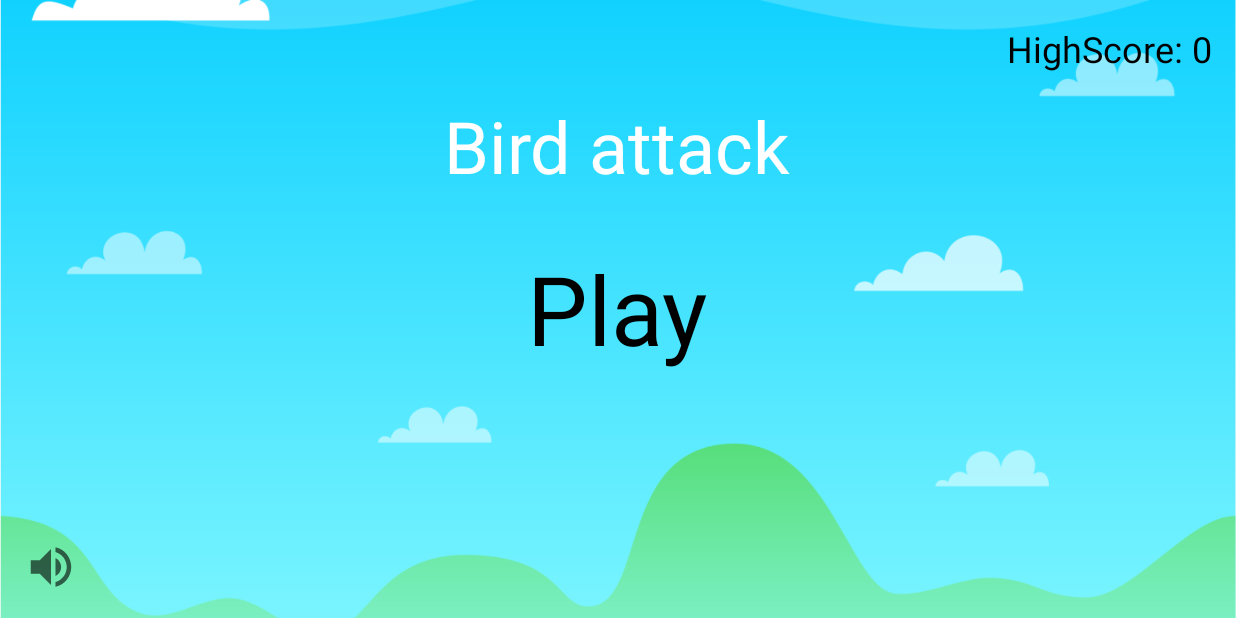
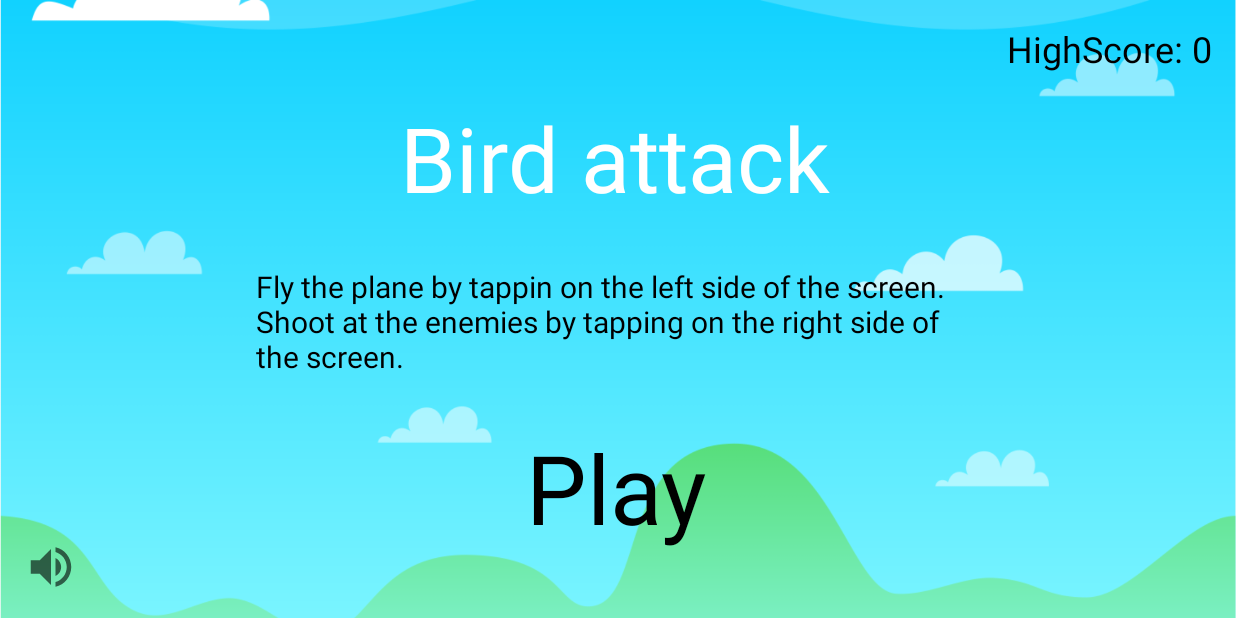
Before and after one commit to mevljas/Bird_attack, an Android app: the screen it shows after launch (MainActivity), on a phone screen of 824 x 412 dp (held sideways). Run offline under Robolectric (Android 15) with nearby library versions, the light colour scheme and no system bars.

Commit message:
Add instructions

```diff
--- a/Bird_attack/app/src/main/res/layout/activity_main.xml
+++ b/Bird_attack/app/src/main/res/layout/activity_main.xml
@@ -1,63 +1,90 @@
 <?xml version="1.0" encoding="utf-8"?>
-<RelativeLayout
-    xmlns:android="http://schemas.android.com/apk/res/android"
+<androidx.constraintlayout.widget.ConstraintLayout xmlns:android="http://schemas.android.com/apk/res/android"
     xmlns:app="http://schemas.android.com/apk/res-auto"
     xmlns:tools="http://schemas.android.com/tools"
+    android:id="@+id/relativeLayout"
     android:layout_width="match_parent"
     android:layout_height="match_parent"
     tools:context=".MainActivity">
 
     <ImageView
+        android:id="@+id/imageView"
         android:layout_width="match_parent"
         android:layout_height="match_parent"
+        android:scaleType="centerCrop"
         android:src="@drawable/background"
-        android:scaleType="centerCrop"
-        />
+        app:layout_constraintStart_toStartOf="parent"
+        app:layout_constraintTop_toTopOf="parent" />
 
     <TextView
+        android:id="@+id/textView3"
         android:layout_width="wrap_content"
         android:layout_height="wrap_content"
-        android:textSize="48sp"
+        android:layout_marginTop="16dp"
         android:text="@string/app_name"
         android:textColor="#ffffff"
-        android:layout_above="@id/play"
-        android:layout_below="@id/highScoreTxt"
-        android:layout_centerHorizontal="true"
-        />
+        android:textSize="60sp"
+        app:layout_constraintHorizontal_bias="0.497"
+        app:layout_constraintLeft_toLeftOf="parent"
+        app:layout_constraintRight_toRightOf="parent"
+        app:layout_constraintTop_toBottomOf="@id/highScoreTxt" />
 
     <TextView
+        android:id="@+id/play"
         android:layout_width="wrap_content"
         android:layout_height="wrap_content"
+        android:layout_centerHorizontal="true"
+        android:layout_centerVertical="true"
         android:text="Play"
+
+        android:textColor="#000000"
         android:textSize="64sp"
-        android:layout_centerInParent="true"
-        android:textColor="#000000"
-        android:id="@+id/play"
-
-        />
+        app:layout_constraintBottom_toBottomOf="parent"
+        app:layout_constraintHorizontal_bias="0.499"
+        app:layout_constraintLeft_toLeftOf="parent"
+        app:layout_constraintRight_toRightOf="parent"
+        app:layout_constraintTop_toBottomOf="@+id/instructions"
+        app:layout_constraintVertical_bias="0.32" />
 
     <TextView
+        android:id="@+id/highScoreTxt"
         android:layout_width="wrap_content"
         android:layout_height="wrap_content"
+        android:layout_marginStart="16dp"
+        android:layout_marginTop="16dp"
+        android:layout_marginEnd="16dp"
+
+        android:layout_marginBottom="16dp"
+        android:text="High score"
+        android:textColor="#000000"
         android:textSize="24sp"
-        android:textColor="#000000"
-        android:text="High score"
-        android:id="@+id/highScoreTxt"
-        android:layout_alignParentRight="true"
-        android:layout_margin="16dp"
-
-        />
+        app:layout_constraintRight_toRightOf="parent"
+        app:layout_constraintTop_toTopOf="parent" />
 
     <ImageView
+        android:id="@+id/volumeCtrl"
         android:layout_width="36dp"
         android:layout_height="36dp"
-        android:layout_alignParentBottom="true"
-        android:layout_margin="16dp"
+        android:layout_marginStart="16dp"
+
+        android:layout_marginTop="16dp"
+        android:layout_marginEnd="16dp"
+        android:layout_marginBottom="16dp"
         android:src="@drawable/ic_baseline_volume_up_24"
-        android:id="@+id/volumeCtrl"
+        app:layout_constraintBottom_toBottomOf="parent"
+        app:layout_constraintStart_toStartOf="parent" />
 
-        />
+    <TextView
+        android:id="@+id/instructions"
+        android:layout_width="483dp"
+        android:layout_height="84dp"
+        android:layout_marginTop="32dp"
+        android:text="Fly the plane by tappin on the left side of the screen. Shoot at the enemies by tapping on the right side of the screen."
+        android:textColor="#000000"
+        android:textSize="20sp"
+        app:layout_constraintEnd_toEndOf="parent"
+        app:layout_constraintStart_toStartOf="parent"
+        app:layout_constraintTop_toBottomOf="@+id/textView3" />
 
 
-
-</RelativeLayout>
+</androidx.constraintlayout.widget.ConstraintLayout>
```
